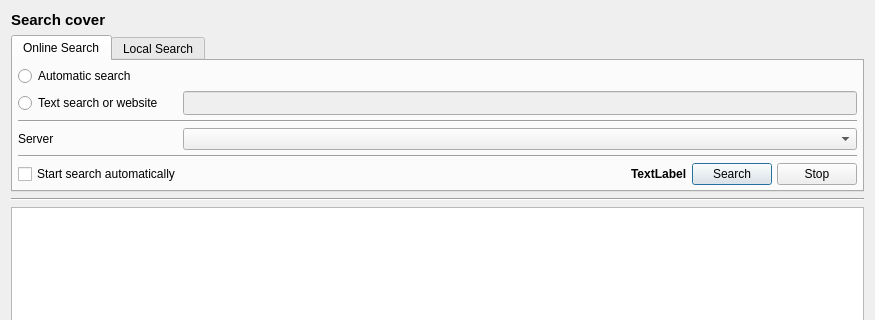
Old version of the form src/Gui/Covers/GUI_AlternativeCovers.ui in the repository Inferno214221/sayonara-player; both pictures show x 0 to 875 and y 0 to 320 of the 875 by 626 pixel window.
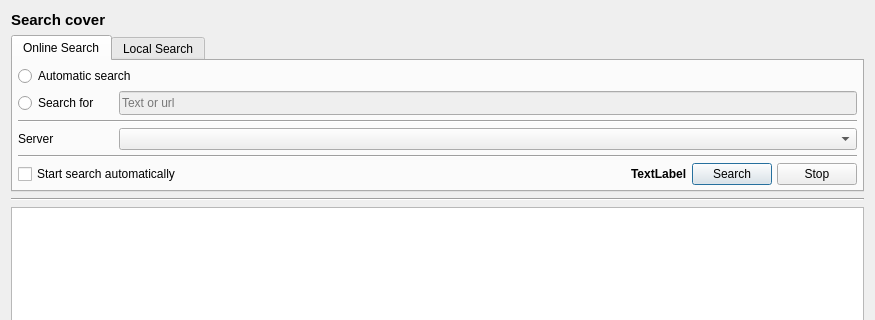
New version of the form. The open tabs and pages were chosen to show the change. Custom widgets are drawn as their Qt base class.

Commit message: User interface updates

Patch:
```diff
--- a/src/Gui/Covers/GUI_AlternativeCovers.ui
+++ b/src/Gui/Covers/GUI_AlternativeCovers.ui
@@ -131,6 +131,9 @@
            <property name="focusPolicy">
             <enum>Qt::ClickFocus</enum>
            </property>
+           <property name="placeholderText">
+            <string>Text or url</string>
+           </property>
           </widget>
          </item>
          <item row="1" column="0">
@@ -145,7 +148,7 @@
             <enum>Qt::StrongFocus</enum>
            </property>
            <property name="text">
-            <string>Text search or website</string>
+            <string>Search for</string>
            </property>
            <attribute name="buttonGroup">
             <string notr="true">buttonGroup</string>
```
Left out of the diff: 4 changed lines with no effect on the pictures. The commit also changes 1 other file.
